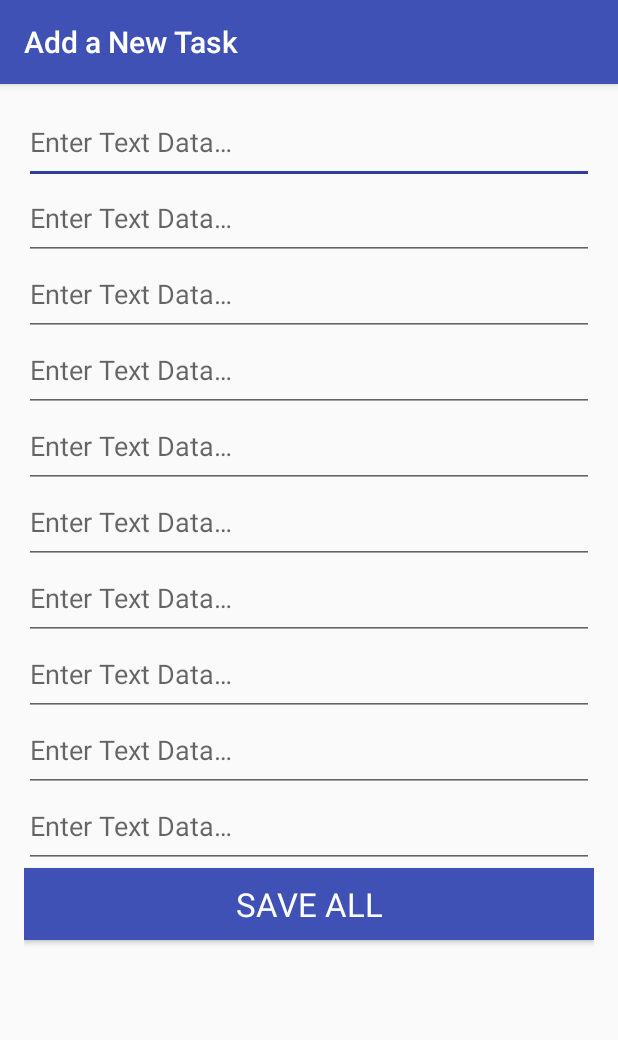
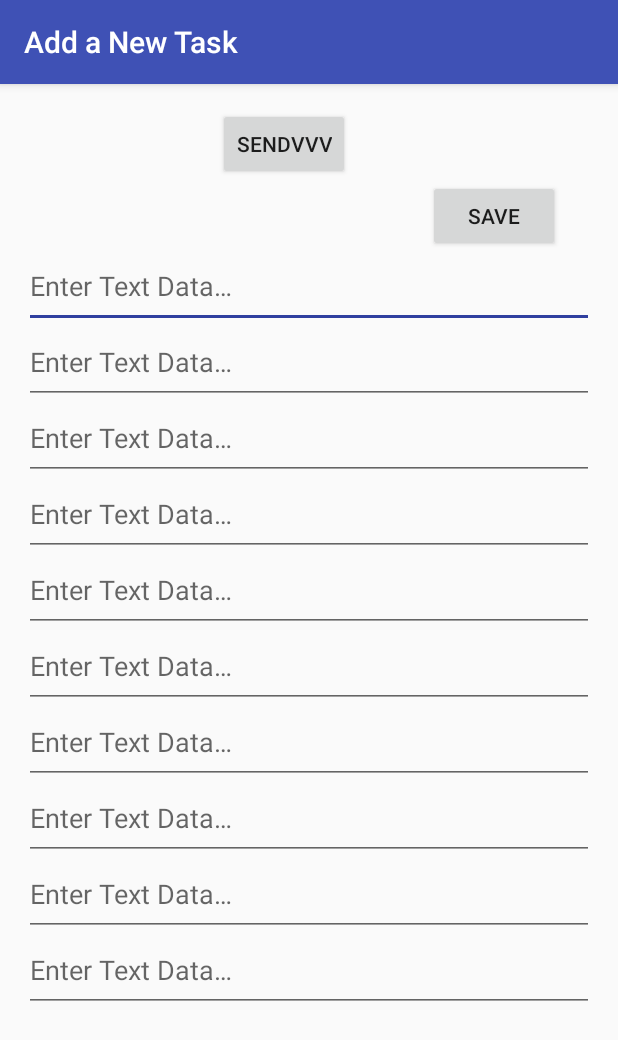
Before and after one commit to jpden0yer/TiniView.Content.Provider.FTP, an Android app: the screen it shows after launch (AddTaskActivity), after a tap on an icon or button, on a phone screen of 412 x 824 dp. Shown: the top 1040 px of the screen. Run offline under Robolectric (Android 15) with nearby library versions, the phone set to English and light mode, and no system bars; libraries missing offline, so code that uses them is left out: org.apache.commons.

Commit message:
070219 JP save and send both work. Junky interface

```diff
--- a/app/src/main/AndroidManifest.xml
+++ b/app/src/main/AndroidManifest.xml
@@ -2,7 +2,7 @@
 <manifest xmlns:android="http://schemas.android.com/apk/res/android"
     xmlns:tools="http://schemas.android.com/tools"
     package="com.example.android.todolist">
-
+    <uses-permission android:name="android.permission.INTERNET" />
     <application
         android:allowBackup="false"
         android:icon="@mipmap/ic_launcher"
--- a/app/src/main/res/layout/activity_add_task.xml
+++ b/app/src/main/res/layout/activity_add_task.xml
@@ -26,6 +26,39 @@
         android:hint="@string/edit_task_description"
         android:paddingBottom ="@dimen/activity_horizontal_margin"/>
   -->
+    <Button
+        android:id="@+id/btnSend"
+        android:layout_width="wrap_content"
+        android:layout_height="wrap_content"
+        android:layout_alignParentStart="true"
+        android:layout_alignParentLeft="true"
+
+        android:layout_alignParentTop="true"
+
+        android:layout_marginStart="129dp"
+        android:layout_marginLeft="129dp"
+        android:layout_marginTop="0dp"
+        android:onClick="Send"
+        android:text="Sendvvv" />
+
+
+    <Button
+        android:id="@+id/addButton"
+        android:layout_width="wrap_content"
+        android:layout_height="wrap_content"
+        android:layout_alignParentStart="true"
+        android:layout_alignParentLeft="true"
+
+        android:layout_alignParentTop="true"
+
+        android:layout_marginStart="269dp"
+        android:layout_marginLeft="269dp"
+        android:layout_marginTop="0dp"
+        android:onClick="onClickAddTask"
+        android:text="save"  />
+
+
+
 
     <EditText
         android:id="@+id/editTextSignData1"
@@ -130,15 +163,6 @@
     -->
 
     <!-- Add button -->
-    <Button
-        android:id="@+id/addButton"
-        android:layout_width="match_parent"
-        android:layout_height="wrap_content"
-        android:layout_gravity="center"
-        android:text="@string/save_all"
-        style="@style/TextAppearance.AppCompat.Large"
-        android:textColor="@android:color/primary_text_dark"
-        android:background="@color/colorPrimary"
-        android:onClick="onClickAddTask"/>
+
 
 </LinearLayout>
```
Also changed, not shown: app/build.gradle (+29 -0 lines), app/src/main/java/com/example/android/todolist/AddTaskActivity.java (+173 -0 lines), 1 other file.
